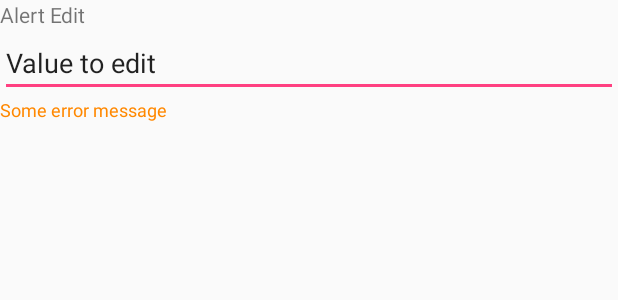
After one commit to chelomin/flutlin-settings, an Android app: the layout dialog_alert_edit.xml on its own in the app's theme, with its tools: preview values and no code run, on a phone screen of 412 x 824 dp. The commit adds this screen. Shown: the top 300 px of the screen. Run offline under Robolectric (Android 15) with nearby library versions, the phone set to English and light mode, and no system bars.

Commit message:
Added AlertEdit

```diff
--- a/flutlinui/src/main/java/com/samsclub/flutlinui/widget/InlineEdit.kt
+++ b/flutlinui/src/main/java/com/samsclub/flutlinui/widget/InlineEdit.kt
@@ -54,8 +54,9 @@ class InlineEdit(
 
         return root
     }
+}
 
-    private fun EditText.afterTextChanged(afterTextChanged: (String) -> Unit) {
+fun EditText.afterTextChanged(afterTextChanged: (String) -> Unit) {
     this.addTextChangedListener(object : TextWatcher {
         override fun beforeTextChanged(p0: CharSequence?, p1: Int, p2: Int, p3: Int) {}
         override fun onTextChanged(p0: CharSequence?, p1: Int, p2: Int, p3: Int) {}
@@ -64,4 +65,3 @@ class InlineEdit(
         }
     })
 }
-}
--- /dev/null
+++ b/flutlinui/src/main/res/layout/dialog_alert_edit.xml
@@ -0,0 +1,31 @@
+<?xml version="1.0" encoding="utf-8"?>
+<RelativeLayout xmlns:android="http://schemas.android.com/apk/res/android"
+    xmlns:tools="http://schemas.android.com/tools"
+    android:layout_width="match_parent"
+    android:layout_height="match_parent">
+
+    <TextView
+        android:id="@+id/title"
+        android:layout_width="wrap_content"
+        android:layout_height="wrap_content"
+        tools:text="Alert Edit" />
+
+    <android.support.v7.widget.AppCompatEditText
+        android:id="@+id/edit_text"
+        android:layout_width="match_parent"
+        android:layout_height="wrap_content"
+        android:layout_below="@+id/title"
+        tools:text="Value to edit" />
+
+    <TextView
+        android:id="@+id/error_text"
+        android:layout_width="wrap_content"
+        android:layout_height="wrap_content"
+        android:layout_below="@+id/edit_text"
+        android:textSize="12sp"
+        android:visibility="invisible"
+        tools:text="Some error message"
+        tools:textColor="@android:color/holo_orange_dark"
+        tools:visibility="visible" />
+
+</RelativeLayout>
```
Also changed, not shown: app/src/main/java/com/samsclub/flutlinsettings/MainActivity.kt (+19 -6 lines), flutlinui/src/main/java/com/samsclub/flutlinui/widget/AlertEdit.kt (added, +159 -0 lines). Lines whose indentation alone changed are shown as unchanged.
